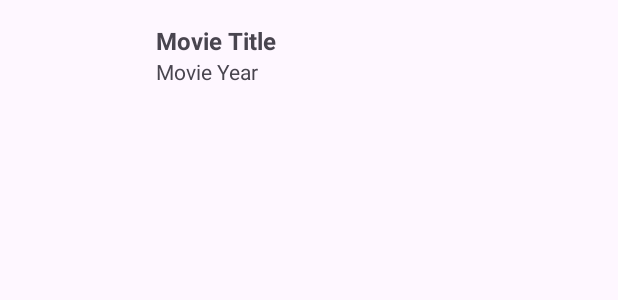
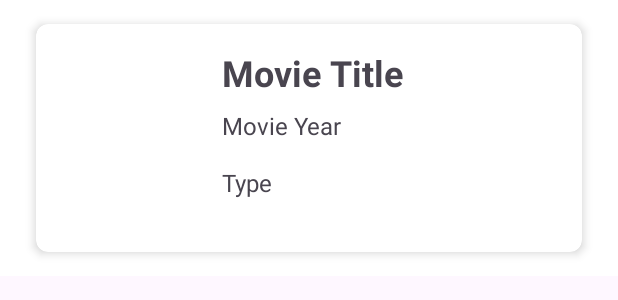
Before and after one commit to cintyagomes/movie-catalog-app, an Android app: the layout item_movie.xml on its own in the app's theme, with its tools: preview values and no code run, on a phone screen of 412 x 824 dp. Shown: the top 300 px of the screen. Run offline under Robolectric (Android 15) with nearby library versions, the phone set to English and light mode, and no system bars.

Commit message:
feat: Refactors ui

```diff
--- a/app/src/main/java/com/omdbapi/ui/MovieAdapter.kt
+++ b/app/src/main/java/com/omdbapi/ui/MovieAdapter.kt
@@ -26,6 +26,7 @@ internal class MovieAdapter : ListAdapter<Movie, MovieAdapter.MovieViewHolder>(M
         fun bind(movie: Movie) {
             binding.title.text = movie.title
             binding.year.text = movie.year
+            binding.type.text = movie.type
             Glide.with(binding.root)
                 .load(movie.poster)
                 .into(binding.poster)
--- a/app/src/main/res/layout/item_movie.xml
+++ b/app/src/main/res/layout/item_movie.xml
@@ -2,36 +2,72 @@
 <LinearLayout xmlns:android="http://schemas.android.com/apk/res/android"
     android:layout_width="match_parent"
     android:layout_height="wrap_content"
+    xmlns:app="http://schemas.android.com/apk/res-auto"
     android:orientation="horizontal"
-    android:padding="16dp">
+    android:paddingHorizontal="16dp"
+    android:paddingVertical="8dp"
+    android:background="@android:color/white">
+
+    <androidx.cardview.widget.CardView
+        android:layout_width="match_parent"
+        android:layout_height="wrap_content"
+        android:layout_margin="8dp"
+        app:cardCornerRadius="8dp"
+        app:cardElevation="4dp">
+
+        <LinearLayout
+            android:layout_width="match_parent"
+            android:layout_height="wrap_content"
+            android:orientation="horizontal"
+            android:paddingHorizontal="16dp"
+            android:paddingVertical="16dp">
 
             <ImageView
                 android:id="@+id/poster"
                 android:layout_width="80dp"
                 android:layout_height="120dp"
-        android:layout_marginEnd="8dp"
-        android:contentDescription="@string/movie_poster" />
+                android:layout_marginEnd="16dp"
+                android:contentDescription="@string/movie_poster"
+                android:scaleType="centerCrop" />
 
-    <LinearLayout
-        android:orientation="vertical"
+            <RelativeLayout
                 android:layout_width="0dp"
                 android:layout_height="wrap_content"
-        android:layout_weight="1">
+                android:layout_weight="1"
+                android:paddingHorizontal="12dp" >
 
                 <TextView
                     android:id="@+id/title"
                     android:layout_width="wrap_content"
                     android:layout_height="wrap_content"
-            android:textSize="16sp"
-            android:textStyle="bold"
-            android:text="@string/movie_title" />
+                    android:text="@string/movie_title"
+                    android:textSize="24sp"
+                    android:textStyle="bold" />
 
                 <TextView
                     android:id="@+id/year"
                     android:layout_width="wrap_content"
                     android:layout_height="wrap_content"
-            android:textSize="14sp"
-            android:text="@string/movie_year" />
+                    android:layout_below="@id/title"
+                    android:layout_alignStart="@id/title"
+                    android:layout_marginTop="8dp"
+                    android:text="@string/movie_year"
+                    android:textSize="16sp" />
+
+                <TextView
+                    android:id="@+id/type"
+                    android:layout_width="wrap_content"
+                    android:layout_height="wrap_content"
+                    android:layout_below="@id/year"
+                    android:layout_alignStart="@id/title"
+                    android:layout_marginTop="16dp"
+                    android:text="@string/type"
+                    android:textSize="16sp" />
+
+            </RelativeLayout>
+
         </LinearLayout>
 
+    </androidx.cardview.widget.CardView>
+
 </LinearLayout>
--- a/app/src/main/res/values/strings.xml
+++ b/app/src/main/res/values/strings.xml
@@ -3,4 +3,5 @@
     <string name="movie_poster">Movie Poster</string>
     <string name="movie_title">Movie Title</string>
     <string name="movie_year">Movie Year</string>
+    <string name="type">Type</string>
 </resources>
```
Lines whose indentation alone changed are shown as unchanged.
